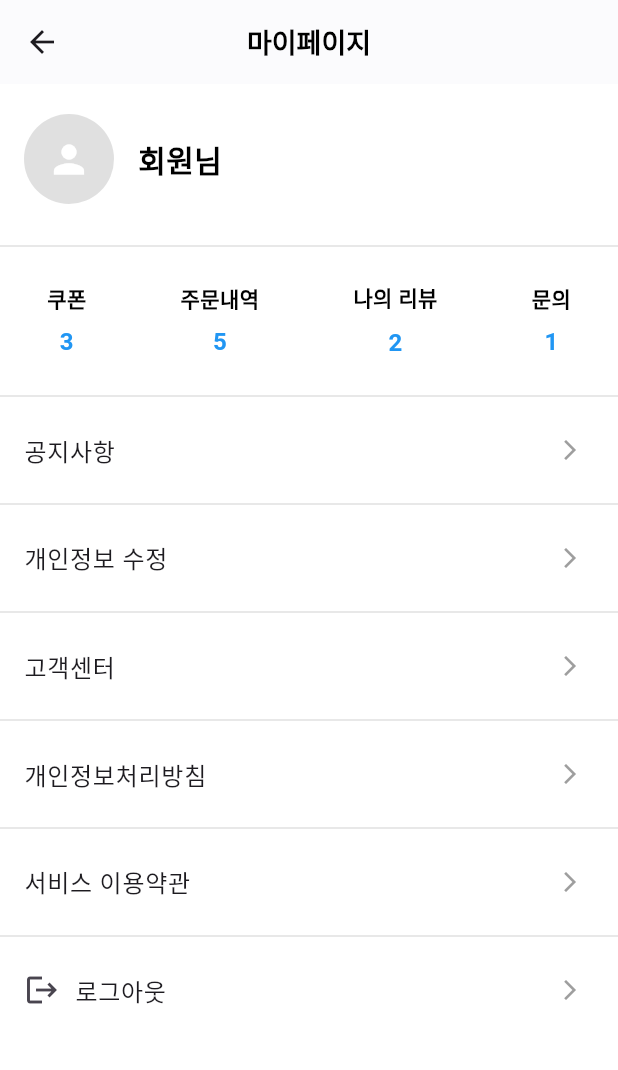
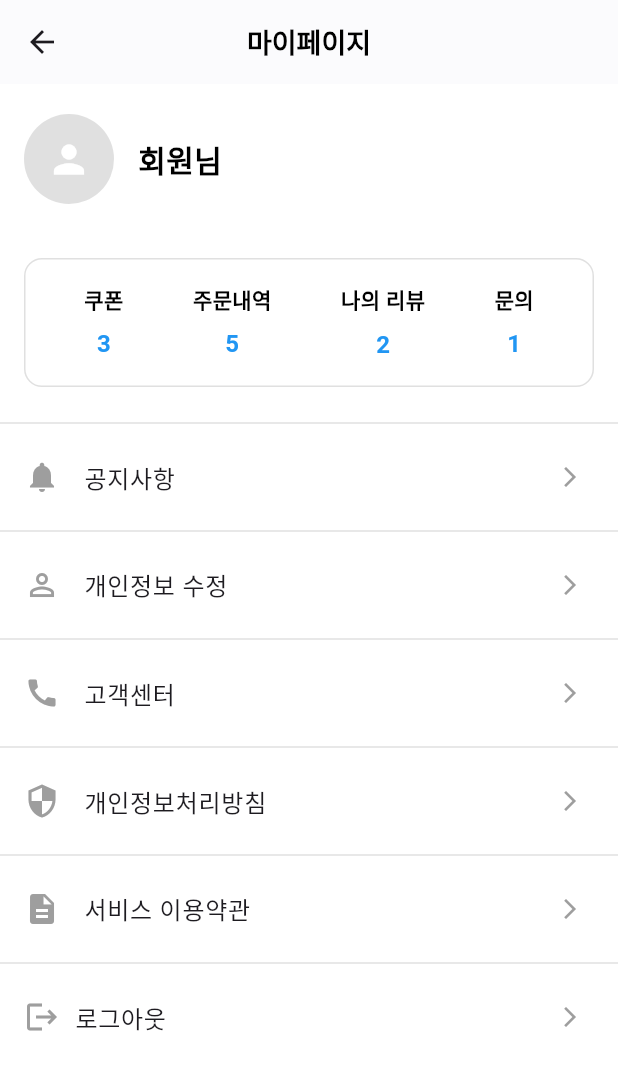
Before and after one commit to hshy1839/shopping_mall_app, a Flutter app: the ProfileScreen screen opened directly, on a phone screen of 412 x 824 dp. Shown: the top 1070 px of the screen. Run offline on Flutter 3.47's test engine with Material 3 defaults, Android fonts, the phone set to English and light mode, and no system bars; our stand-ins replace carousel_slider, shared_preferences; accounts and stored records are empty.

Commit message:
마이페이지 ui 수정

```diff
--- a/lib/views/main_activity/profile_screen.dart
+++ b/lib/views/main_activity/profile_screen.dart
@@ -65,10 +65,15 @@ class _ProfileScreenState extends State<ProfileScreen> {
                 ],
               ),
             ),
-            Divider(color: Colors.grey[300], thickness: 1.0),
-            // 쿠폰, 주문내역, 나의 리뷰, 문의
+            // 쿠폰, 주문내역, 나의 리뷰, 문의 (하나의 사각형으로 묶음)
             Padding(
-              padding: const EdgeInsets.symmetric(vertical: 16.0),
+              padding: const EdgeInsets.symmetric(vertical: 16.0, horizontal: 16.0),
+              child: Container(
+                padding: const EdgeInsets.all(16.0),
+                decoration: BoxDecoration(
+                  border: Border.all(color: Colors.grey[300]!), // 테두리 색상
+                  borderRadius: BorderRadius.circular(12.0), // 둥근 모서리
+                ),
                 child: Row(
                   mainAxisAlignment: MainAxisAlignment.spaceAround,
                   children: [
@@ -107,10 +112,12 @@ class _ProfileScreenState extends State<ProfileScreen> {
                   ],
                 ),
               ),
+            ),
             Divider(color: Colors.grey[300], thickness: 1.0),
             // 공지사항, 약관 및 정책
             ListTile(
               title: Text('공지사항'),
+              leading: Icon(Icons.notifications, color: Colors.grey), // 공지사항 아이콘
               trailing: Icon(Icons.arrow_forward_ios, size: 16.0, color: Colors.grey),
               onTap: () {
                 Navigator.pushNamed(context, '/notice');
@@ -119,6 +126,7 @@ class _ProfileScreenState extends State<ProfileScreen> {
             Divider(color: Colors.grey[300], thickness: 1.0),
             ListTile(
               title: Text('개인정보 수정'),
+              leading: Icon(Icons.person_outline, color: Colors.grey), // 개인정보 수정 아이콘
               trailing: Icon(Icons.arrow_forward_ios, size: 16.0, color: Colors.grey),
               onTap: () {
                 // 개인정보 수정 화면으로 이동
@@ -127,6 +135,7 @@ class _ProfileScreenState extends State<ProfileScreen> {
             Divider(color: Colors.grey[300], thickness: 1.0),
             ListTile(
               title: Text('고객센터'),
+              leading: Icon(Icons.call, color: Colors.grey), // 고객센터 아이콘
               trailing: Icon(Icons.arrow_forward_ios, size: 16.0, color: Colors.grey),
               onTap: () {
                 // 고객센터 화면으로 이동
@@ -135,6 +144,7 @@ class _ProfileScreenState extends State<ProfileScreen> {
             Divider(color: Colors.grey[300], thickness: 1.0),
             ListTile(
               title: Text('개인정보처리방침'),
+              leading: Icon(Icons.security, color: Colors.grey), // 개인정보처리방침 아이콘
               trailing: Icon(Icons.arrow_forward_ios, size: 16.0, color: Colors.grey),
               onTap: () {
                 // 개인정보 처리방침 화면으로 이동
@@ -143,6 +153,7 @@ class _ProfileScreenState extends State<ProfileScreen> {
             Divider(color: Colors.grey[300], thickness: 1.0),
             ListTile(
               title: Text('서비스 이용약관'),
+              leading: Icon(Icons.description, color: Colors.grey), // 서비스 이용약관 아이콘
               trailing: Icon(Icons.arrow_forward_ios, size: 16.0, color: Colors.grey),
               onTap: () {
                 // 서비스 이용약관 화면으로 이동
@@ -152,7 +163,7 @@ class _ProfileScreenState extends State<ProfileScreen> {
             ListTile(
               title: Row(
                 children: [
-                  Icon(Icons.logout), // 로그아웃 아이콘 추가
+                  Icon(Icons.logout, color: Colors.grey), // 로그아웃 아이콘 추가
                   SizedBox(width: 10),
                   Text('로그아웃'),
                 ],
```
Lines whose indentation alone changed are shown as unchanged.
